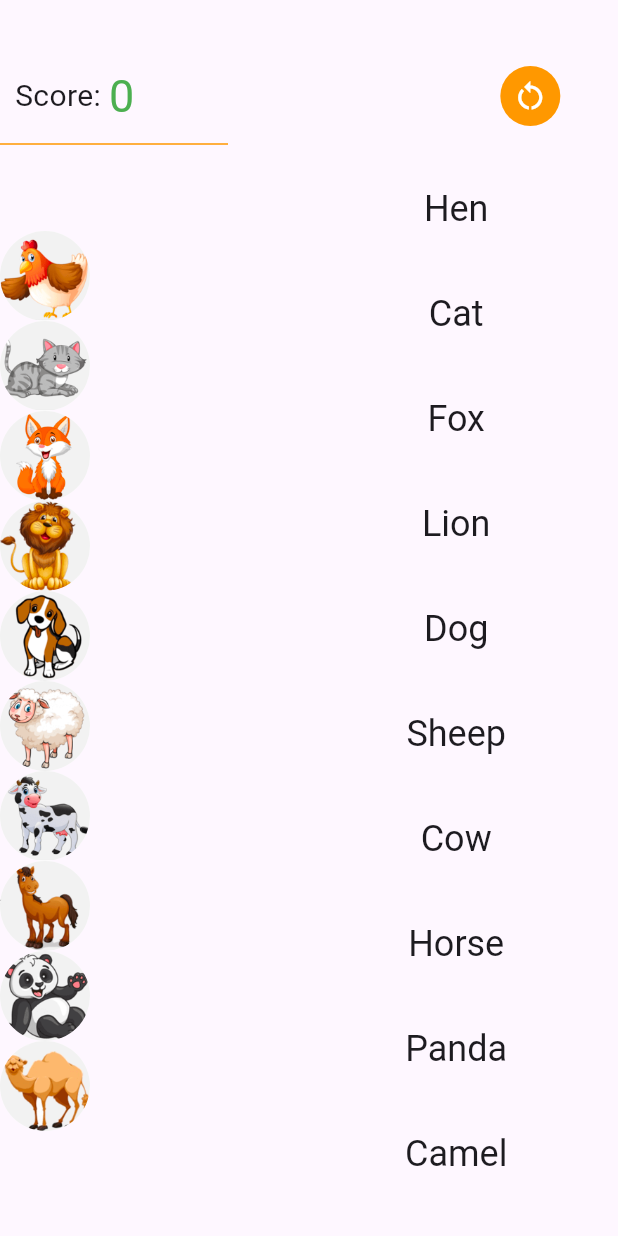
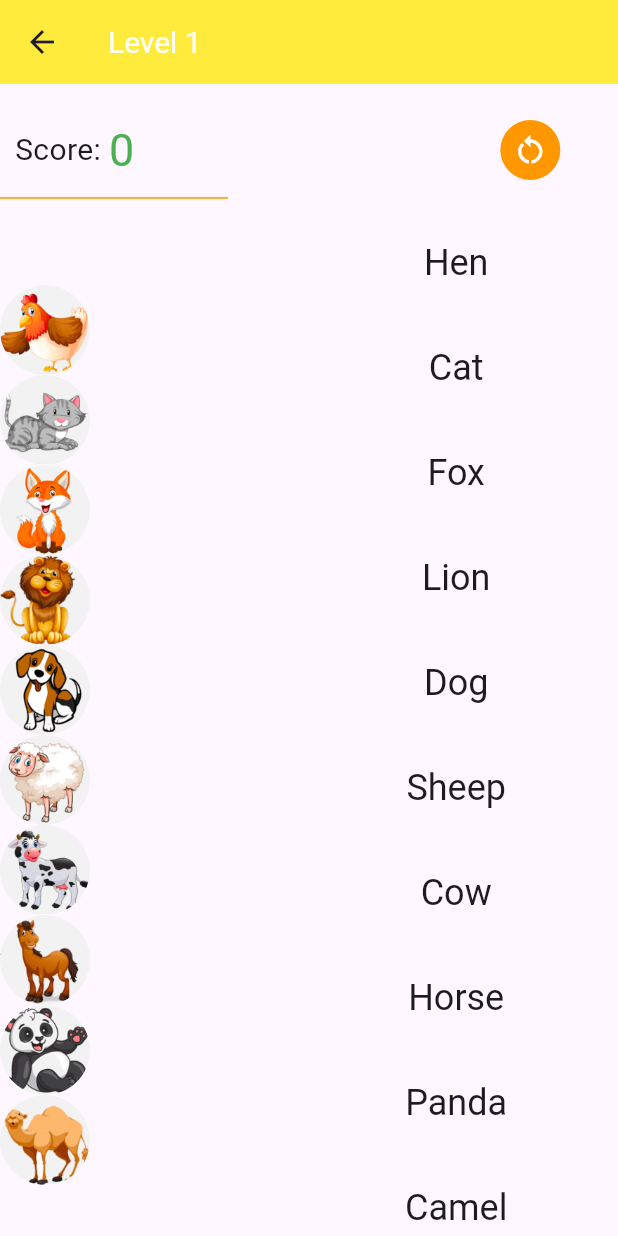
Before and after one commit to zainabjfl/mobile_project, a Flutter app: the Level1 screen opened directly, on a phone screen of 412 x 824 dp. Run offline on Flutter 3.47's test engine with Material 3 defaults, Android fonts, the phone set to English and light mode, and no system bars.

Commit message:
first commit

```diff
--- a/lib/level1.dart
+++ b/lib/level1.dart
@@ -63,7 +63,14 @@ class _Level1State extends State<Level1> {
 
   @override
   Widget build(BuildContext context) {
-    return Center(
+    return
+      Scaffold(
+        appBar: AppBar(
+        title: Text('Level 1',style: TextStyle(fontSize: 20,color: Colors.white),),
+    backgroundColor: Colors.yellow,
+
+    ),
+    body:Center(
       child: SingleChildScrollView(child:
       Column(
         children: [
@@ -162,6 +169,7 @@ class _Level1State extends State<Level1> {
         ],
       ),
       )
+    )
     );
   }
 }
```
Also changed, not shown: lib/level2.dart (+9 -1 lines).
